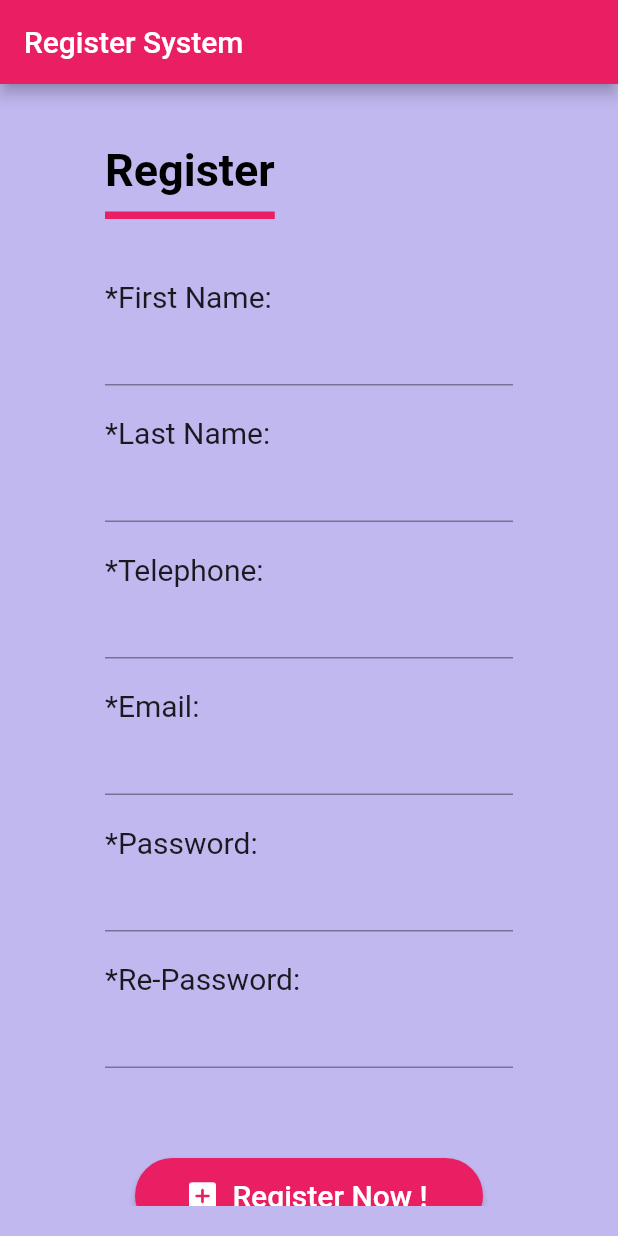
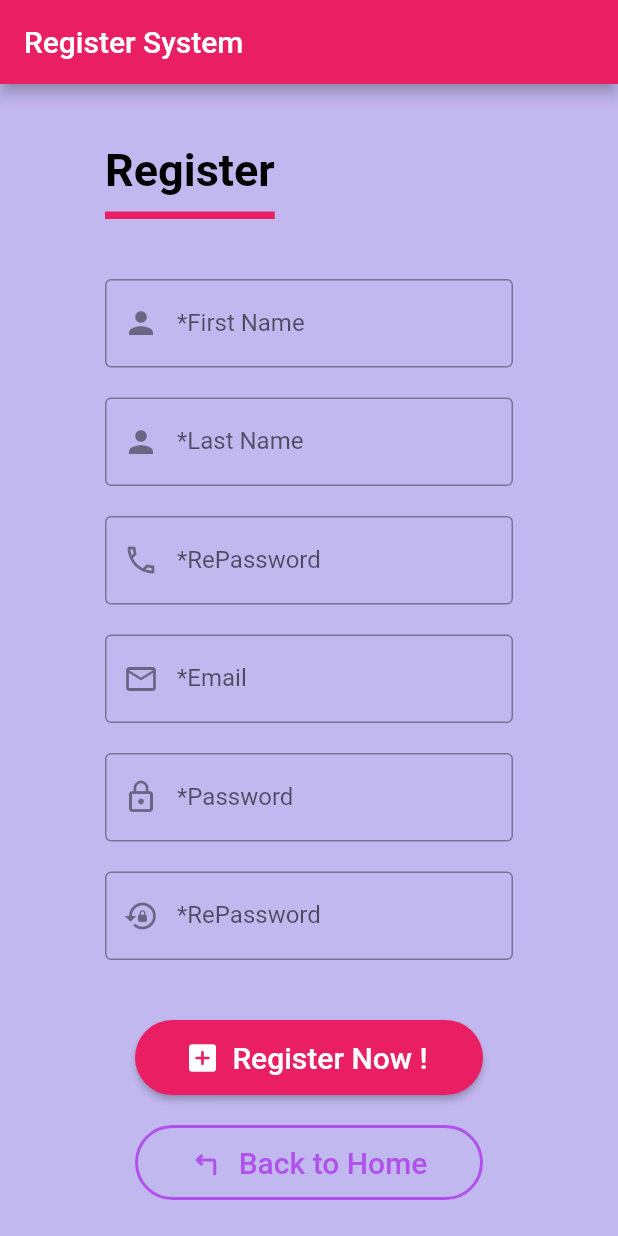
Before and after one commit to Apizz789/PP_Mobile_App, a Flutter app: the RegisterScreen screen opened directly, on a phone screen of 412 x 824 dp. Run offline on Flutter 3.47's test engine with Material 2 defaults, Android fonts, the phone set to English and light mode, and no system bars; our stand-ins replace firebase_auth, firebase_core, fluttertoast, form_field_validator; accounts and stored records are empty.

Commit message:
new regis

```diff
--- a/flutter_application_1/lib/ZeroPage/Register.dart
+++ b/flutter_application_1/lib/ZeroPage/Register.dart
@@ -87,9 +87,13 @@ class _RegisterScreenState extends State<RegisterScreen> {
                                 SizedBox(
                                   height: 20,
                                 ),
-                                Text("*First Name: ",
-                                    style: TextStyle(fontSize: 20)),
+                                // Text("*First Name: ",
+                                //     style: TextStyle(fontSize: 20)),
                                 TextFormField(
+                                  decoration: InputDecoration(
+                                      labelText: "*First Name",
+                                      border: OutlineInputBorder(),
+                                      prefixIcon: Icon(Icons.person)),
                                   validator: RequiredValidator(
                                       errorText: "FristName Invaid Value"),
                                   keyboardType: TextInputType.name,
@@ -100,9 +104,13 @@ class _RegisterScreenState extends State<RegisterScreen> {
                                 SizedBox(
                                   height: 20,
                                 ),
-                                Text("*Last Name: ",
-                                    style: TextStyle(fontSize: 20)),
+                                // Text("*Last Name: ",
+                                //     style: TextStyle(fontSize: 20)),
                                 TextFormField(
+                                  decoration: InputDecoration(
+                                      labelText: "*Last Name",
+                                      border: OutlineInputBorder(),
+                                      prefixIcon: Icon(Icons.person)),
                                   validator: RequiredValidator(
                                       errorText: "LastName Invaid Value"),
                                   keyboardType: TextInputType.name,
@@ -113,9 +121,13 @@ class _RegisterScreenState extends State<RegisterScreen> {
                                 SizedBox(
                                   height: 20,
                                 ),
-                                Text("*Telephone: ",
-                                    style: TextStyle(fontSize: 20)),
+                                // Text("*Telephone: ",
+                                //     style: TextStyle(fontSize: 20)),
                                 TextFormField(
+                                  decoration: InputDecoration(
+                                      labelText: "*RePassword",
+                                      border: OutlineInputBorder(),
+                                      prefixIcon: Icon(Icons.phone_outlined)),
                                   validator: RequiredValidator(
                                       errorText: "Telephone Invaid Value"),
                                   keyboardType: TextInputType.phone,
@@ -126,9 +138,13 @@ class _RegisterScreenState extends State<RegisterScreen> {
                                 SizedBox(
                                   height: 20,
                                 ),
-                                Text("*Email: ",
-                                    style: TextStyle(fontSize: 20)),
+                                // Text("*Email: ",
+                                //     style: TextStyle(fontSize: 20)),
                                 TextFormField(
+                                  decoration: InputDecoration(
+                                      labelText: "*Email",
+                                      border: OutlineInputBorder(),
+                                      prefixIcon: Icon(Icons.email_outlined)),
                                   validator: MultiValidator([
                                     RequiredValidator(
                                         errorText: "Please Input the Email."),
@@ -143,9 +159,13 @@ class _RegisterScreenState extends State<RegisterScreen> {
                                 SizedBox(
                                   height: 20,
                                 ),
-                                Text("*Password: ",
-                                    style: TextStyle(fontSize: 20)),
+                                // Text("*Password: ",
+                                //     style: TextStyle(fontSize: 20)),
                                 TextFormField(
+                                  decoration: InputDecoration(
+                                      labelText: "*Password",
+                                      border: OutlineInputBorder(),
+                                      prefixIcon: Icon(Icons.lock_outline)),
                                   validator: MultiValidator([
                                     RequiredValidator(
                                         errorText: "Password Invaid Value"),
@@ -154,7 +174,7 @@ class _RegisterScreenState extends State<RegisterScreen> {
                                             'password must be at least 8 digits long'),
                                     PatternValidator(r'(?=.*?[#?!@$%^&*-])',
                                         errorText:
-                                            'passwords must have at least one special character')
+                                            'passwords must have at least one special character'),
                                   ]),
                                   obscureText: true,
                                   onSaved: (String? password) {
@@ -164,19 +184,25 @@ class _RegisterScreenState extends State<RegisterScreen> {
                                 SizedBox(
                                   height: 20,
                                 ),
-                                Text("*Re-Password: ",
-                                    style: TextStyle(fontSize: 20)),
+                                // Text("*Re-Password: ",
+                                //     style: TextStyle(fontSize: 20)),
                                 TextFormField(
-                                  validator: RequiredValidator(
+                                  decoration: InputDecoration(
+                                      labelText: "*RePassword",
+                                      border: OutlineInputBorder(),
+                                      prefixIcon: Icon(Icons.lock_reset)),
+                                  validator: MultiValidator([
+                                    RequiredValidator(
                                         errorText: "RE Password Invaid Value"),
+                                  ]),
                                   obscureText: true,
                                   onSaved: (String? repassword) {
                                     profile.repassword = repassword!;
                                   },
                                 ),
-                                SizedBox(
-                                  height: 20,
-                                ),
+                                // SizedBox(
+                                //   height: 20,
+                                // ),
                                 Container(
                                   child: Padding(
                                     padding: const EdgeInsets.fromLTRB(
@@ -206,8 +232,7 @@ class _RegisterScreenState extends State<RegisterScreen> {
                                                         ToastGravity.CENTER);
                                                 formKey.currentState?.reset();
                                                 Navigator.pushReplacement(
-                                                      context,
-                                                      MaterialPageRoute(
+                                                    context, MaterialPageRoute(
                                                         builder: (context) {
                                                   return HomeScreen();
                                                 }));
@@ -228,8 +253,7 @@ class _RegisterScreenState extends State<RegisterScreen> {
                                               }
                                               Fluttertoast.showToast(
                                                   msg: message,
-                                                    gravity:
-                                                        ToastGravity.CENTER);
+                                                  gravity: ToastGravity.CENTER);
                                             }
                                           }
                                         },
@@ -239,7 +263,43 @@ class _RegisterScreenState extends State<RegisterScreen> {
                                                 BorderRadius.circular(32.0),
                                           ),
                                         ),
-                                        )),
+                                      ),
+                                    ),
+                                  ),
+                                ),
+                                Container(
+                                  child: Padding(
+                                    padding: const EdgeInsets.fromLTRB(
+                                        20, 0, 20, 20),
+                                    child: SizedBox(
+                                      width: double.infinity,
+                                      height: 50,
+                                      child: OutlinedButton.icon(
+                                        icon: Icon(Icons.turn_left),
+                                        label: Text("Back to Home",
+                                            style: TextStyle(fontSize: 20)),
+                                        onPressed: () async {
+                                          Navigator.pushReplacement(context,
+                                              MaterialPageRoute(
+                                                  builder: (context) {
+                                            return HomeScreen();
+                                          }));
+                                        },
+                                        style: OutlinedButton.styleFrom(
+                                          primary:
+                                              Color.fromARGB(255, 176, 81, 235),
+                                          side: BorderSide(
+                                            width: 2.0,
+                                            color: Color.fromARGB(
+                                                255, 176, 81, 235),
+                                          ),
+                                          shape: RoundedRectangleBorder(
+                                            borderRadius:
+                                                BorderRadius.circular(32.0),
+                                          ),
+                                        ),
+                                      ),
+                                    ),
                                   ),
                                 ),
                               ],
```
Lines whose indentation alone changed are shown as unchanged.
